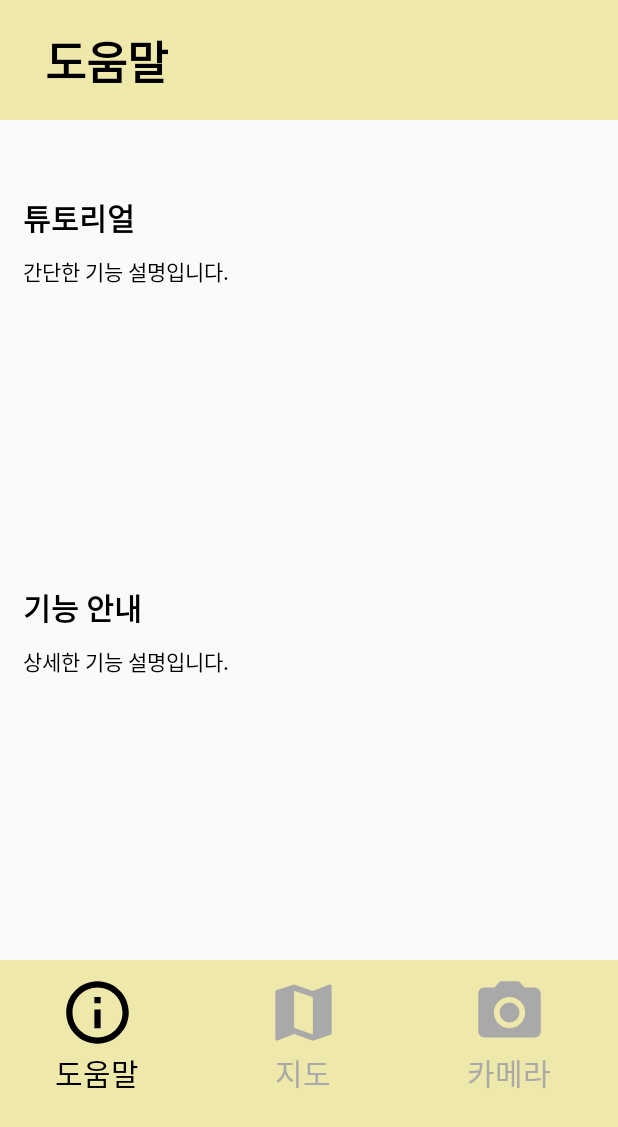
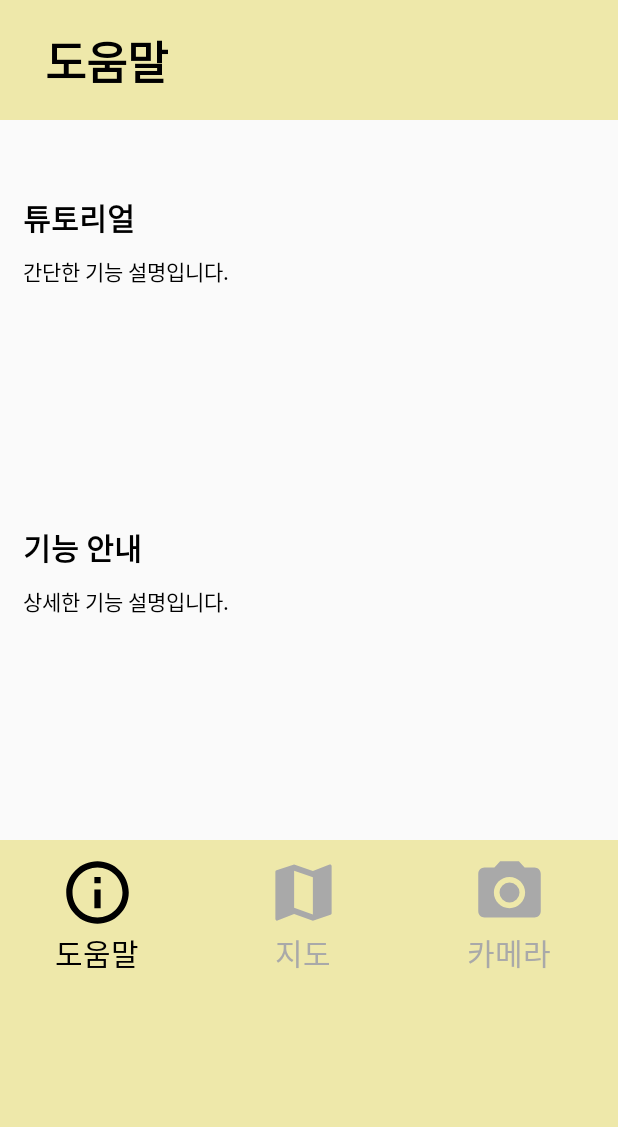
Before and after one commit to 0JUUU/CSEFINAL2, an Android app: the layout activity_help.xml on its own in the app's theme, with its tools: preview values and no code run, on a phone screen of 412 x 824 dp. Shown: the top 1127 px of the screen. Run offline under Robolectric (Android 15) with nearby library versions, the phone set to English and light mode, and no system bars.

Commit message:
update .xml dp size

```diff
--- a/app/build.gradle
+++ b/app/build.gradle
@@ -40,7 +40,6 @@ dependencies {
     implementation 'androidx.constraintlayout:constraintlayout:2.0.2'
     implementation project(path: ':sdk')
     implementation files('libs\\com.skt.Tmap_1.66.jar')
-    implementation files('libs\\com.skt.Tmap_1.66.jar')
     testImplementation 'junit:junit:4.13'
     androidTestImplementation 'androidx.test.ext:junit:1.1.2'
     androidTestImplementation 'androidx.test.espresso:espresso-core:3.3.0'
--- a/app/src/main/AndroidManifest.xml
+++ b/app/src/main/AndroidManifest.xml
@@ -25,7 +25,7 @@
         android:roundIcon="@mipmap/ic_launcher_round"
         android:supportsRtl="true"
         android:theme="@style/AppTheme">
-        <activity android:name=".CameraActivity">
+        <activity android:name=".MainActivity">
 
             <intent-filter>
                 <action android:name="android.intent.action.MAIN" />
--- a/app/src/main/res/layout/activity_help.xml
+++ b/app/src/main/res/layout/activity_help.xml
@@ -27,7 +27,7 @@
         <LinearLayout
             android:id="@+id/LinearLayout_tutorial_simple"
             android:layout_width="match_parent"
-            android:layout_height="280dp"
+            android:layout_height="240dp"
             android:orientation="vertical">
 
             <TextView
@@ -57,7 +57,7 @@
         <LinearLayout
             android:id="@+id/LinearLayout_info_func_simple"
             android:layout_width="match_parent"
-            android:layout_height="280dp"
+            android:layout_height="240dp"
             android:orientation="vertical">
 
             <TextView
--- a/app/src/main/res/layout/activity_info_camera.xml
+++ b/app/src/main/res/layout/activity_info_camera.xml
@@ -25,7 +25,7 @@
         /* 카메라 설명 내용*/
     <LinearLayout
         android:layout_width="match_parent"
-        android:layout_height="560dp">
+        android:layout_height="500dp">
 
         <TextView
             android:id="@+id/textView_info_camera_content"
--- a/app/src/main/res/layout/activity_info_func.xml
+++ b/app/src/main/res/layout/activity_info_func.xml
@@ -28,7 +28,7 @@
         <LinearLayout
             android:id="@+id/LinearLayout_info_map_simple"
             android:layout_width="match_parent"
-            android:layout_height="280dp"
+            android:layout_height="240dp"
             android:orientation="vertical">
 
             <TextView
@@ -48,7 +48,7 @@
         <LinearLayout
             android:id="@+id/LinearLayout_info_camera_simple"
             android:layout_width="match_parent"
-            android:layout_height="280dp"
+            android:layout_height="240dp"
             android:orientation="vertical">
 
             <TextView
--- a/app/src/main/res/layout/activity_info_map.xml
+++ b/app/src/main/res/layout/activity_info_map.xml
@@ -24,7 +24,7 @@
 
     <LinearLayout
         android:layout_width="match_parent"
-        android:layout_height="560dp">
+        android:layout_height="500dp">
 
         <TextView
             android:id="@+id/textView_info_map_content"
--- a/app/src/main/res/layout/activity_tutorial.xml
+++ b/app/src/main/res/layout/activity_tutorial.xml
@@ -31,7 +31,7 @@
         <TextView
             android:id="@+id/textView_app_manual_contents"
             android:layout_width="wrap_content"
-            android:layout_height="560dp"
+            android:layout_height="500dp"
             android:layout_marginLeft="10dp"
             android:layout_marginRight="10dp"
             android:lineSpacingExtra="5dp"
```
